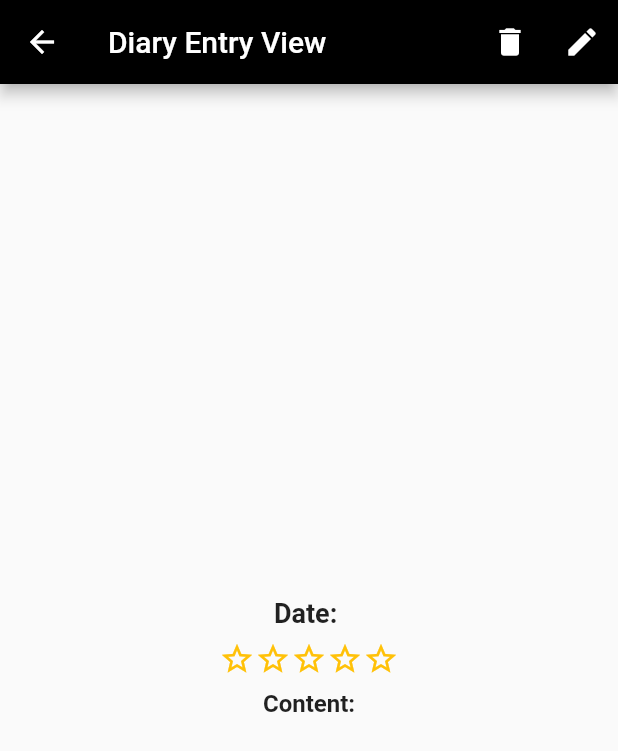
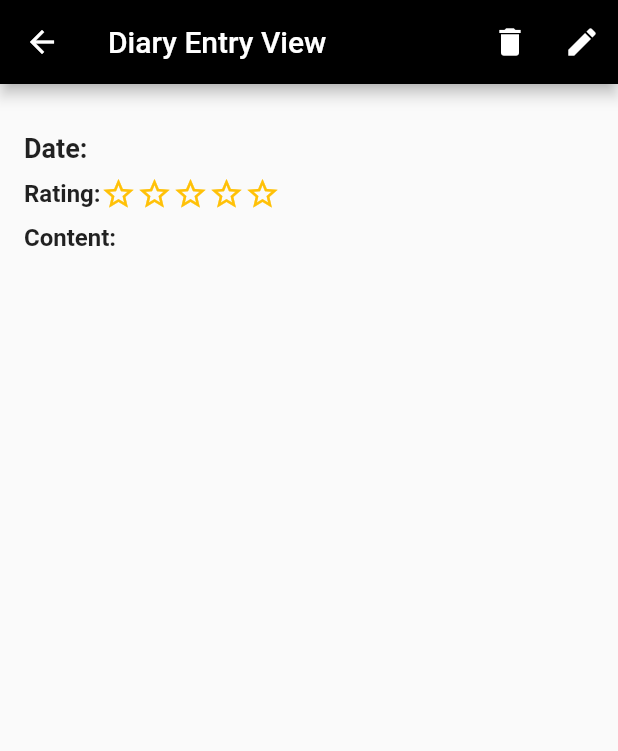
Before and after one commit to rashodkorala/Deardiary, a Flutter app: the DiaryView screen opened directly with empty values, on a phone screen of 412 x 824 dp. Shown: the top 751 px of the screen. Run offline on Flutter 3.47's test engine with Material 2 defaults, Android fonts, the phone set to English and light mode, and no system bars; our stand-ins replace cloud_firestore, firebase_auth, firebase_core, firebase_storage, image_picker; accounts and stored records are empty; network calls fail.

Commit message:
update diary views and navigation

```diff
--- a/lib/view/diary_view.dart
+++ b/lib/view/diary_view.dart
@@ -1,4 +1,4 @@
-// ignore_for_file: use_build_context_synchronously
+// ignore_for_file: use_build_context_synchronously, avoid_print, prefer_const_constructors
 
 import 'package:flutter/material.dart';
 import '../model/diary_entry_model.dart';
@@ -35,8 +35,7 @@ class DiaryView extends StatelessWidget {
       body: Padding(
         padding: const EdgeInsets.all(16.0),
         child: Column(
-          mainAxisAlignment: MainAxisAlignment.center,
-          crossAxisAlignment: CrossAxisAlignment.center,
+          crossAxisAlignment: CrossAxisAlignment.stretch,
           children: [
             // Centered image
             if (diaryEntry.imageUrl!.isNotEmpty)
@@ -53,16 +52,20 @@ class DiaryView extends StatelessWidget {
               style: const TextStyle(fontSize: 18, fontWeight: FontWeight.bold),
             ),
             const SizedBox(height: 8),
+
             // Display the rating using stars
-            Row(
-              mainAxisAlignment: MainAxisAlignment.center,
-              children: List.generate(5, (index) {
+            Row(children: [
+              const Text(
+                'Rating:',
+                style: TextStyle(fontSize: 16, fontWeight: FontWeight.bold),
+              ),
+              ...List.generate(5, (index) {
                 return Icon(
                   index < diaryEntry.rating ? Icons.star : Icons.star_border,
                   color: Colors.amber,
                 );
               }),
-            ),
+            ]),
             const SizedBox(height: 8),
             const Text(
               'Content:',
@@ -71,7 +74,6 @@ class DiaryView extends StatelessWidget {
             Text(
               diaryEntry.content,
               style: const TextStyle(fontSize: 16),
-              textAlign: TextAlign.center,
             ),
           ],
         ),
@@ -80,7 +82,7 @@ class DiaryView extends StatelessWidget {
   }
 
   void _handleEdit(BuildContext context) {
-    Navigator.push(
+    Navigator.pushReplacement(
       context,
       MaterialPageRoute(
         builder: (context) => DiaryEntryView(diaryEntry: diaryEntry),
@@ -137,7 +139,7 @@ class DiaryView extends StatelessWidget {
         ),
       );
 
-      // Navigate to the diary_log_view after deleting the entry
+      // Navigate back to the diary log view
       Navigator.pop(context, true);
       Navigator.pushReplacementNamed(context, '/diaryLogView');
     } catch (e) {
```
Also changed, not shown: lib/view/diary_entry_view.dart (+16 -72 lines), lib/view/diary_log_view.dart (+15 -2 lines).
